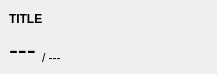
theCheeseboard/theHeartbeat, file heartbeat/panes/minmaxpane.ui: the form before one commit.
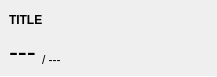
The form after the commit.

The edit to the form file:
```diff
--- a/heartbeat/panes/minmaxpane.ui
+++ b/heartbeat/panes/minmaxpane.ui
@@ -7,7 +7,7 @@
     <x>0</x>
     <y>0</y>
     <width>217</width>
-    <height>75</height>
+    <height>77</height>
    </rect>
   </property>
   <property name="windowTitle">
```
Left out of the diff: 2 changed lines with no effect on the pictures.
